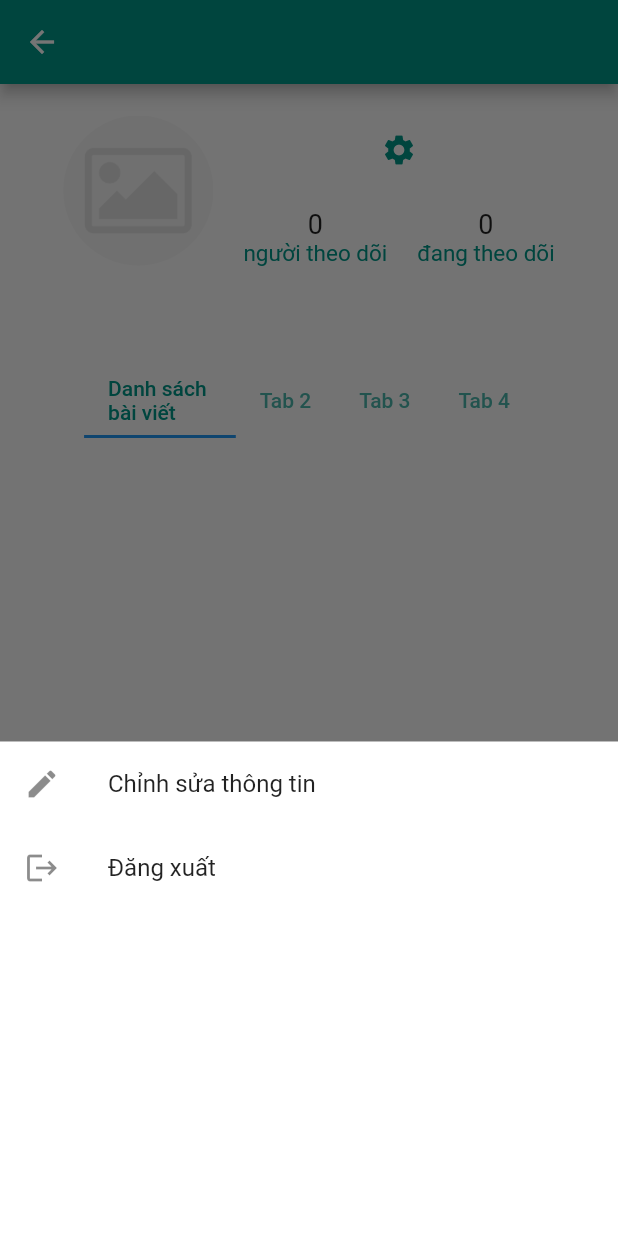
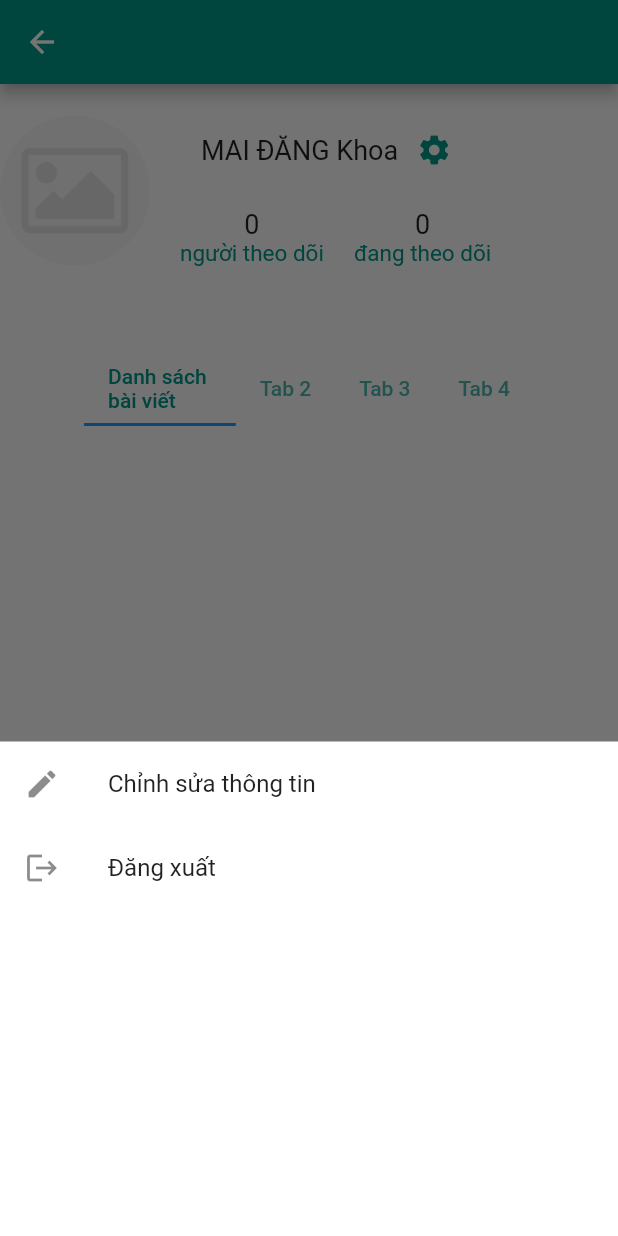
Before and after one commit to KhoaMai1951/JWT_Flutter, a Flutter app: the ProfileScreen screen opened directly with empty values, after a tap on the "settings" icon, on a phone screen of 412 x 824 dp. Run offline on Flutter 3.47's test engine with Material 2 defaults, Android fonts, the phone set to English and light mode, and no system bars; our stand-ins replace carousel_slider, dio, flutter_spinkit, flutter_swiper, shared_preferences, timeago; missing offline and left inert: multi_image_picker; accounts and stored records are empty.

Commit message:
add follow feature

```diff
--- a/lib/screens/post_detail.dart
+++ b/lib/screens/post_detail.dart
@@ -628,7 +628,7 @@ class _PostDetailState extends State<PostDetail> {
         this.currentUser['id'].toString());
 
     var body = json.decode(res.body);
-    print(body);
+
     // handle number of likes
     setState(() {
       like = body['likes']['like'];
--- a/lib/screens/profile.dart
+++ b/lib/screens/profile.dart
@@ -35,6 +35,8 @@ class _ProfileScreenState extends State<ProfileScreen>
   bool isLoading = false;
   bool stillSendApi = true;
   List<PostDetailModel> posts = [];
+  //theo dõi user
+  bool isFollow;
 
   // 1. HÀM GỌI API LẤY DS POST CỦA USER
   fetchPosts() async {
@@ -86,6 +88,9 @@ class _ProfileScreenState extends State<ProfileScreen>
     super.initState();
     _tabController = TabController(length: 4, vsync: this);
 
+    // check follow
+    checkFollow();
+    // get post
     fetchPosts();
     _scrollController.addListener(() {
       if (_scrollController.position.pixels ==
@@ -153,7 +158,7 @@ class _ProfileScreenState extends State<ProfileScreen>
                 SizedBox(height: 20.0),
                 // USER INFO
                 Row(
-                  mainAxisAlignment: MainAxisAlignment.center,
+                  mainAxisAlignment: MainAxisAlignment.start,
                   crossAxisAlignment: CrossAxisAlignment.center,
                   children: [
                     // AVATAR
@@ -181,12 +186,10 @@ class _ProfileScreenState extends State<ProfileScreen>
                         Row(
                           children: [
                             // NAME
-                            Align(
-                              child: Text(
-                                widget.user.name,
-                                style: TextStyle(fontSize: 18.0),
-                              ),
-                              alignment: Alignment.bottomLeft,
+                            Text(
+                              //widget.user.name,
+                              'MAI ĐĂNG Khoa',
+                              style: TextStyle(fontSize: 18.0),
                             ),
 
                             // SETTING BUTTON
@@ -198,7 +201,6 @@ class _ProfileScreenState extends State<ProfileScreen>
                         SizedBox(
                           height: 5.0,
                         ),
-
                         SizedBox(
                           height: 10.0,
                         ),
@@ -248,8 +250,26 @@ class _ProfileScreenState extends State<ProfileScreen>
                 // BIO
                 Text(widget.user.bio),
                 SizedBox(
-                  height: 20.0,
+                  height: 12,
                 ),
+                // FOLLOW BUTTON
+                widget.currentUserId != widget.user.id
+                    ? ElevatedButton(
+                        style: ElevatedButton.styleFrom(
+                          primary: isFollow == true ? Colors.grey : Colors.teal,
+                          padding: EdgeInsets.symmetric(
+                              horizontal: 15, vertical: 10),
+                          textStyle: TextStyle(
+                              fontSize: 15, fontWeight: FontWeight.bold),
+                        ),
+                        onPressed: () {
+                          followOrUnfollow();
+                        },
+                        child: isFollow == true
+                            ? Text('Đang theo dõi')
+                            : Text('Theo dõi'),
+                      )
+                    : SizedBox(),
               ],
             ),
           ),
@@ -561,4 +581,47 @@ class _ProfileScreenState extends State<ProfileScreen>
       },
     );
   }
+
+  // CHECK FOLLOW FUNCTION
+  Future<void> checkFollow() async {
+    var data = {
+      'user_id': widget.user.id,
+      'current_user_id': widget.currentUserId
+    };
+    print(data);
+    var res = await Network().postData(data, '/user/check_follow');
+
+    var body = json.decode(res.body);
+    print(body);
+    if (body['result'] == false) {
+      setState(() {
+        isFollow = false;
+      });
+    } else {
+      setState(() {
+        isFollow = true;
+      });
+    }
+  }
+
+  // UNFOLLOW / FOLLOW FUNCTION
+  Future<void> followOrUnfollow() async {
+    var data = {
+      'user_id': widget.user.id,
+      'current_user_id': widget.currentUserId
+    };
+    var res = await Network().postData(data, '/user/follow_user');
+
+    var body = json.decode(res.body);
+    print(body);
+    if (body['follow'] == false) {
+      setState(() {
+        isFollow = false;
+      });
+    } else {
+      setState(() {
+        isFollow = true;
+      });
+    }
+  }
 }
```
